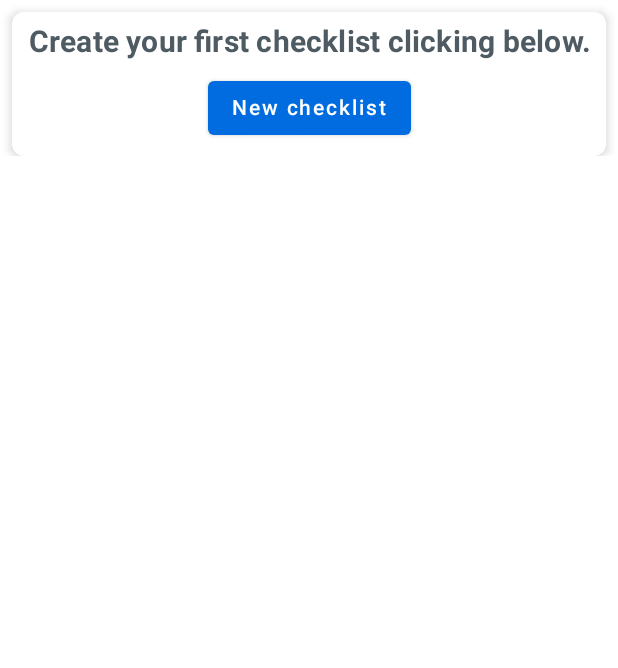
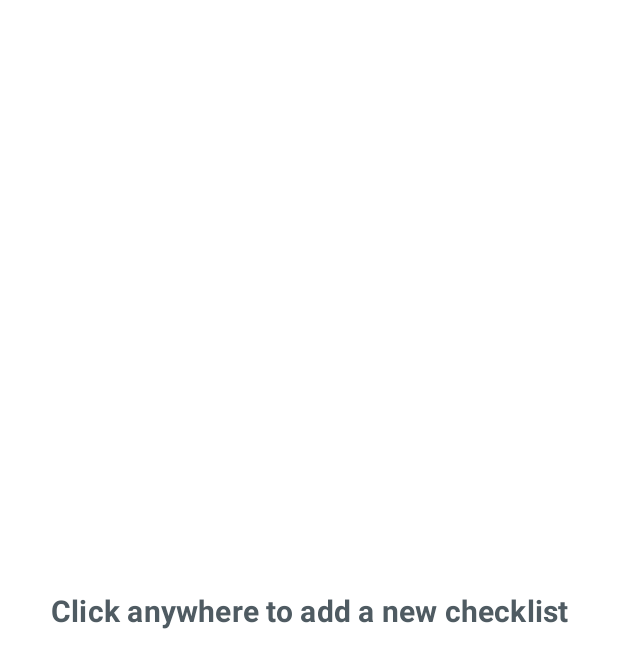
Before and after one commit to Wottrich/android-smart-checklist, an Android app built with Jetpack Compose: the @Preview function ChecklistEmptyStatePreview, on a phone screen of 412 x 824 dp. Shown: the top 668 px of the screen. Run offline under Robolectric (Android 15) with nearby library versions, the phone set to English and light mode, and no system bars.

Commit message:
[Feature 1.5.0] Add new layout to home empty state

```diff
--- a/app/src/main/java/wottrich/github/io/androidsmartchecklist/presentation/ui/content/HomeEmptyStateComponent.kt
+++ b/app/src/main/java/wottrich/github/io/androidsmartchecklist/presentation/ui/content/HomeEmptyStateComponent.kt
@@ -1,15 +1,13 @@
 package wottrich.github.io.androidsmartchecklist.presentation.ui.content
 
+import androidx.compose.foundation.clickable
 import androidx.compose.foundation.layout.Arrangement
 import androidx.compose.foundation.layout.Column
 import androidx.compose.foundation.layout.Spacer
+import androidx.compose.foundation.layout.fillMaxSize
 import androidx.compose.foundation.layout.fillMaxWidth
 import androidx.compose.foundation.layout.height
 import androidx.compose.foundation.layout.padding
-import androidx.compose.foundation.shape.RoundedCornerShape
-import androidx.compose.material.Button
-import androidx.compose.material.Surface
-import androidx.compose.material.Text
 import androidx.compose.runtime.Composable
 import androidx.compose.ui.Alignment
 import androidx.compose.ui.Modifier
@@ -22,24 +20,14 @@ import wottrich.github.io.baseui.TextOneLine
 import wottrich.github.io.baseui.ui.Dimens
 import wottrich.github.io.baseui.ui.RowDefaults
 import wottrich.github.io.baseui.ui.TextStateComponent
-import wottrich.github.io.baseui.ui.color.defaultButtonColors
 
 @Composable
 fun HomeEmptyStateComponent(onNewChecklistClicked: () -> Unit) {
-
-    Surface(
-        modifier = Modifier.padding(
-            top = Dimens.BaseFour.SizeTwo,
-            start = Dimens.BaseFour.SizeTwo,
-            end = Dimens.BaseFour.SizeTwo
-        ),
-        shape = RoundedCornerShape(Dimens.BaseFour.SizeTwo),
-        elevation = Dimens.BaseFour.SizeOne
-    ) {
     Column(
         modifier = Modifier
-                .fillMaxWidth()
-                .padding(Dimens.BaseFour.SizeTwo),
+            .fillMaxSize()
+            .padding(Dimens.BaseFour.SizeTwo)
+            .clickable { onNewChecklistClicked() },
         horizontalAlignment = Alignment.CenterHorizontally,
         verticalArrangement = Arrangement.Center
     ) {
@@ -56,18 +44,8 @@ fun HomeEmptyStateComponent(onNewChecklistClicked: () -> Unit) {
                 )
             }
         )
-
         Spacer(modifier = Modifier.height(Dimens.BaseFour.SizeTwo))
-
-            Button(
-                onClick = onNewChecklistClicked,
-                colors = defaultButtonColors()
-            ) {
-                Text(text = stringResource(id = R.string.checklist_empty_state_new_checklist_button))
     }
-        }
-    }
-
 }
 
 @Preview(showBackground = true)
--- a/app/src/main/res/values/strings.xml
+++ b/app/src/main/res/values/strings.xml
@@ -15,7 +15,7 @@
 
     <string name="navigate_to_checklist_detail">Click to open %s checklist</string>
 
-    <string name="checklist_empty_state">Create your first checklist clicking below.</string>
+    <string name="checklist_empty_state">Click anywhere to add a new checklist</string>
 
     <string name="checklist_empty_state_new_checklist_button">New checklist</string>
 
```
Also changed, not shown: 1 other file. Lines whose indentation alone changed are shown as unchanged.
